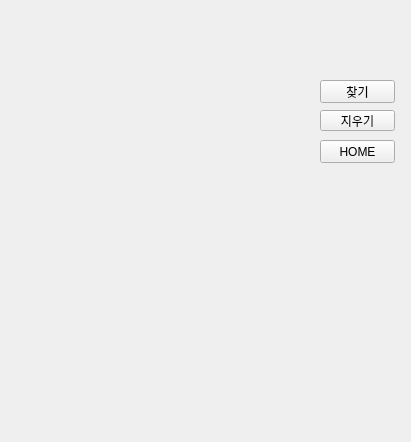
gi-ryong/operantchamber-project, file secondwindow.ui: the form before one commit.
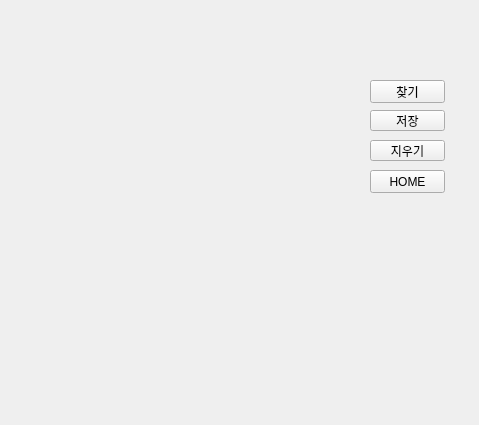
The form after the commit.

What changed in the file:
```diff
--- a/secondwindow.ui
+++ b/secondwindow.ui
@@ -6,18 +6,24 @@
    <rect>
     <x>0</x>
     <y>0</y>
-    <width>411</width>
-    <height>442</height>
+    <width>479</width>
+    <height>425</height>
    </rect>
   </property>
+  <property name="maximumSize">
+   <size>
+    <width>479</width>
+    <height>425</height>
+   </size>
+  </property>
   <property name="windowTitle">
    <string>Form</string>
   </property>
   <widget class="QPushButton" name="home_btn">
    <property name="geometry">
     <rect>
-     <x>320</x>
-     <y>140</y>
+     <x>370</x>
+     <y>170</y>
      <width>75</width>
      <height>23</height>
     </rect>
@@ -29,7 +35,7 @@
   <widget class="QPushButton" name="serch_btn">
    <property name="geometry">
     <rect>
-     <x>320</x>
+     <x>370</x>
      <y>80</y>
      <width>75</width>
      <height>23</height>
@@ -42,8 +48,8 @@
   <widget class="QPushButton" name="clear_btn">
    <property name="geometry">
     <rect>
-     <x>320</x>
-     <y>110</y>
+     <x>370</x>
+     <y>140</y>
      <width>75</width>
      <height>21</height>
     </rect>
@@ -52,6 +58,19 @@
     <string>지우기</string>
    </property>
   </widget>
+  <widget class="QPushButton" name="data_save_btn">
+   <property name="geometry">
+    <rect>
+     <x>370</x>
+     <y>110</y>
+     <width>75</width>
+     <height>21</height>
+    </rect>
+   </property>
+   <property name="text">
+    <string>저장</string>
+   </property>
+  </widget>
  </widget>
  <resources/>
  <connections/>
```
